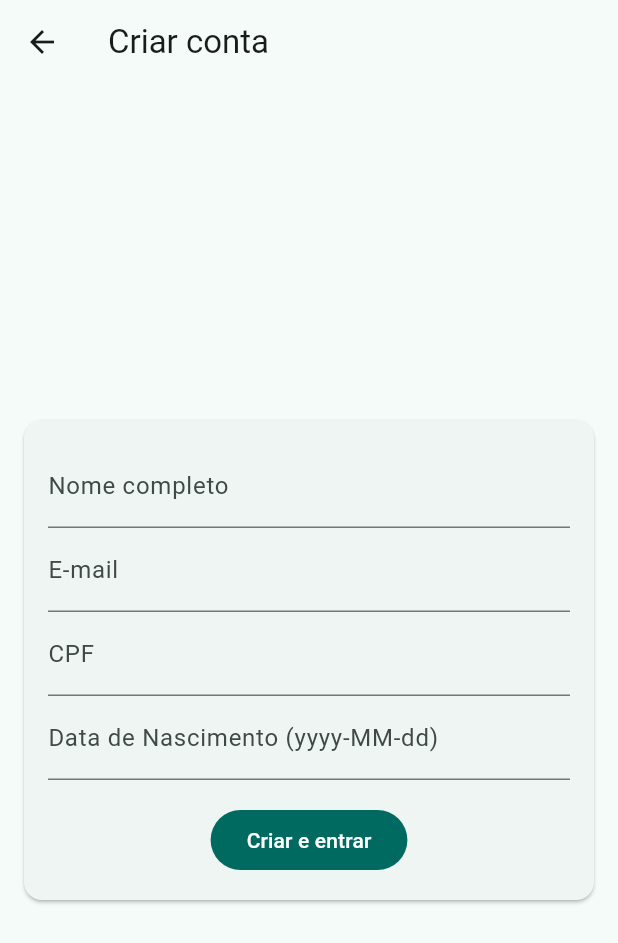
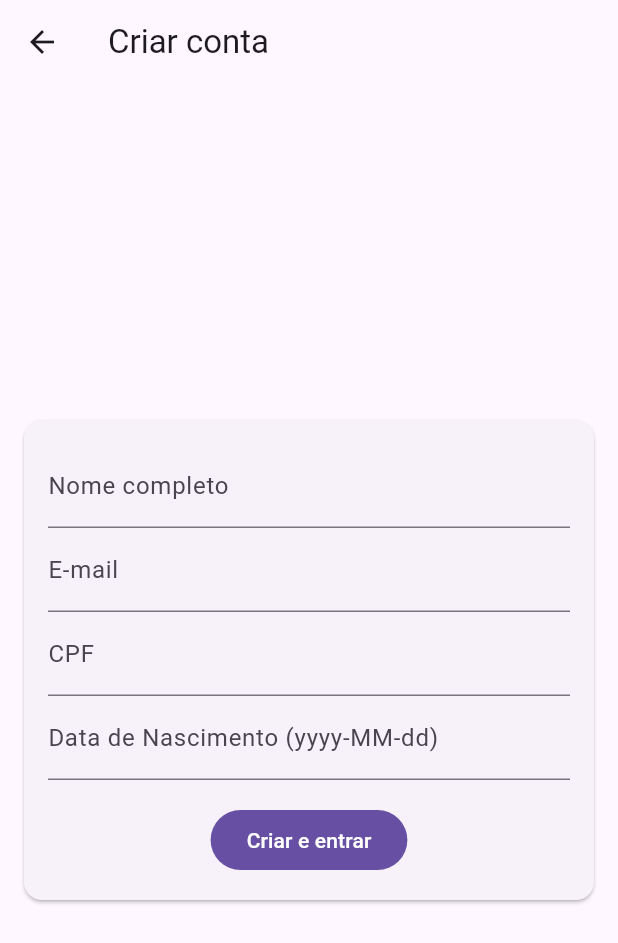
Before and after one commit to rafael-tagliamento/hackMeridian, a Flutter app: the screen it shows after launch, after a tap on "Criar conta", on a phone screen of 412 x 824 dp. Shown: the top 943 px of the screen. Run offline on Flutter 3.47's test engine with Material 3 defaults, Android fonts, the phone set to English and light mode, and no system bars; our stand-ins replace google_fonts; accounts and stored records are empty.

Commit message:
Mudança na visão gráfica

```diff
--- a/user/frontend/lib/main.dart
+++ b/user/frontend/lib/main.dart
@@ -1,4 +1,8 @@
 import 'package:flutter/material.dart';
+
+// IMPORTA O SEU TEMA NOVO
+import 'theme/theme.dart'; // <- ajuste o caminho se estiver em outra pasta (ex.: 'theme/theme.dart')
+
 import 'models/user.dart';
 import 'models/vaccine.dart';
 import 'utils/hash_generator.dart';
@@ -18,7 +22,12 @@ class VaccinationApp extends StatelessWidget {
   Widget build(BuildContext context) {
     return MaterialApp(
       debugShowCheckedModeBanner: false,
-      theme: ThemeData(useMaterial3: true, colorSchemeSeed: Colors.teal),
+
+      // ⬇️ APLICA O TEMA DO ARQUIVO theme.dart
+      theme: ThemeData.light(),          // tema claro
+      darkTheme: ThemeData.dark(),       // tema escuro (se existir)
+      themeMode: ThemeMode.system,    // alterna conforme o sistema (pode trocar para ThemeMode.light/dark)
+
       home: const App(),
     );
   }
@@ -125,8 +134,8 @@ class _AppState extends State<App> {
       name: name, batch: batch, location: location, doctor: doctor,
     );
     final vrf = (user != null)
-      ? 'VRF-${generateHash('$adm-${user!.cpf}-${user!.name}')}'
-      : '';
+        ? 'VRF-${generateHash('$adm-${user!.cpf}-${user!.name}')}'
+        : '';
 
     final v = Vaccine(
       id: DateTime.now().millisecondsSinceEpoch.toString(),
--- a/user/frontend/lib/screens/login_page.dart
+++ b/user/frontend/lib/screens/login_page.dart
@@ -1,5 +1,6 @@
 import 'package:flutter/material.dart';
 import '../models/user.dart';
+import 'package:google_fonts/google_fonts.dart';
 
 class LoginPage extends StatefulWidget {
   final void Function(User) onLogin;
@@ -17,46 +18,179 @@ class _LoginPageState extends State<LoginPage> {
   final birth = TextEditingController(text: '2000-01-01');
 
   @override
-  void dispose() { name.dispose(); email.dispose(); cpf.dispose(); birth.dispose(); super.dispose(); }
+  void dispose() {
+    name.dispose();
+    email.dispose();
+    cpf.dispose();
+    birth.dispose();
+    super.dispose();
+  }
 
   void submit() {
     if (name.text.isEmpty || email.text.isEmpty || cpf.text.isEmpty) return;
-    widget.onLogin(User(
+    widget.onLogin(
+      User(
         id: DateTime.now().millisecondsSinceEpoch.toString(),
         name: name.text.trim(),
         email: email.text.trim(),
         birthDate: birth.text.trim(),
         cpf: cpf.text.trim(),
-    ));
+      ),
+    );
   }
 
   @override
   Widget build(BuildContext context) {
+    final size = MediaQuery.of(context).size;
+
     return Scaffold(
-      appBar: AppBar(title: const Text('Entrar')),
-      body: Center(
-        child: ConstrainedBox(
-          constraints: const BoxConstraints(maxWidth: 420),
-          child: Card(
-            margin: const EdgeInsets.all(16),
-            child: Padding(
-              padding: const EdgeInsets.all(16),
-              child: Column(mainAxisSize: MainAxisSize.min, children: [
-                const Text('Carteira de Vacinação Digital', style: TextStyle(fontSize: 20,fontWeight: FontWeight.w600)),
-                const SizedBox(height: 12),
-                TextField(controller: name, decoration: const InputDecoration(labelText: 'Nome completo')),
-                TextField(controller: email, decoration: const InputDecoration(labelText: 'E-mail')),
-                TextField(controller: cpf, decoration: const InputDecoration(labelText: 'CPF')),
-                TextField(controller: birth, decoration: const InputDecoration(labelText: 'Data de Nascimento (yyyy-MM-dd)')),
-                const SizedBox(height: 16),
-                FilledButton(onPressed: submit, child: const Text('Entrar')),
-                const SizedBox(height: 8),
-                TextButton(onPressed: widget.onCreateAccount, child: const Text('Criar conta')),
-              ]),
+      body: Stack(
+        children: [
+          // Fundo com degradê
+          Container(
+            width: double.infinity,
+            height: double.infinity,
+            decoration: const BoxDecoration(
+              gradient: LinearGradient(
+                begin: Alignment.topCenter,
+                end: Alignment.bottomCenter,
+                colors: [
+                  Color(0xFFC89DFF), // lilás
+                  Color(0xFFFEF2FA), // branco
+                ],
+              ),
+            ),
+          ),
+
+          // LOGO como plano de fundo no lado direito
+          IgnorePointer(
+            child: Align(
+              alignment: Alignment.centerRight,
+              child: SizedBox(
+                width: size.width * 0.55,
+                height: size.height,
+                child: ClipRect(
+                  child: Align(
+                    alignment: Alignment.centerRight,
+                    child: Image.asset(
+                      'assets/logoroxometade.png',
+                      width: size.width * 0.9,
+                      height: size.height * 0.9,
+                      fit: BoxFit.contain,
+                      alignment: Alignment.centerRight,
                     ),
                   ),
                 ),
               ),
+            ),
+          ),
+
+          // Conteúdo
+          SafeArea(
+            child: Align(
+              alignment: Alignment.centerLeft,
+              child: FractionallySizedBox(
+                widthFactor: 0.62, // ocupa mais que metade, como você preferiu
+                child: Padding(
+                  padding: const EdgeInsets.symmetric(horizontal: 24, vertical: 24),
+                  // Faz o conteúdo ocupar ao menos a altura da tela → permite Spacer()
+                  child: LayoutBuilder(
+                    builder: (context, constraints) {
+                      return SingleChildScrollView(
+                        child: SizedBox(
+                          height: constraints.maxHeight,
+                          child: Column(
+                            crossAxisAlignment: CrossAxisAlignment.start,
+                            children: [
+                              const SizedBox(height: 180), // 👈 aumenta/diminui esse valor para regular a margem do topo
+                              const BigTitle(),        // título grande
+                              const SizedBox(height: 16),
+
+                              const Spacer(),         // empurra o formulário para baixo 👇
+
+                              // Formulário
+                              TextField(
+                                controller: name,
+                                decoration: const InputDecoration(labelText: 'Nome completo'),
+                              ),
+                              const SizedBox(height: 16),
+                              TextField(
+                                controller: cpf,
+                                decoration: const InputDecoration(labelText: 'CPF'),
+                              ),
+                              const SizedBox(height: 24),
+
+                              FilledButton(
+                                onPressed: submit,
+                                child: const Text('Entrar'),
+                              ),
+                              const SizedBox(height: 12),
+
+                              TextButton(
+                                onPressed: widget.onCreateAccount,
+                                child: const Text(
+                                  'Criar conta',
+                                  style: TextStyle(color: Color(0xFF000000)), // preto
+                                ),
+                              ),
+                            ],
+                          ),
+                        ),
+                      );
+                    },
+                  ),
+                ),
+              ),
+            ),
+          ),
+        ],
+      ),
     );
   }
 }
+
+class BigTitle extends StatelessWidget {
+  const BigTitle({super.key});
+
+  @override
+  Widget build(BuildContext context) {
+    return Column(
+      crossAxisAlignment: CrossAxisAlignment.start,
+      children: [
+        Text(
+          'CARTEIRA DE',
+          softWrap: false,               // não quebra
+          overflow: TextOverflow.visible, // deixa passar se não couber
+          style: GoogleFonts.archivoBlack(
+            fontSize: 40,                // gigante, fixo
+            fontWeight: FontWeight.w800,
+            color: Color(0xFF000000),
+            height: 1.1,
+          ),
+        ),
+        Text(
+          'VACINAÇÃO',
+          softWrap: false,
+          overflow: TextOverflow.visible,
+          style: GoogleFonts.archivoBlack(
+            fontSize: 40,
+            fontWeight: FontWeight.w800,
+            color: Color(0xFF000000),
+            height: 1.1,
+          ),
+        ),
+        Text(
+          'DIGITAL',
+          softWrap: false,
+          overflow: TextOverflow.visible,
+          style: GoogleFonts.archivoBlack(
+            fontSize: 40,
+            fontWeight: FontWeight.w800,
+            color: Color(0xFF000000),
+            height: 1.1,
+          ),
+        ),
+      ],
+    );
+  }
+}
```
Also changed, not shown: user/frontend/lib/theme/theme.dart (added, +389 -0 lines), user/frontend/pubspec.yaml (+7 -0 lines), user/frontend/assets/logo-removebg.png (added), user/frontend/assets/logo.png (added), user/frontend/assets/logoroxo.png (added), user/frontend/assets/logoroxometade.png (added), user/frontend/pubspec.lock, 1 other file. Lines whose indentation alone changed are shown as unchanged.
